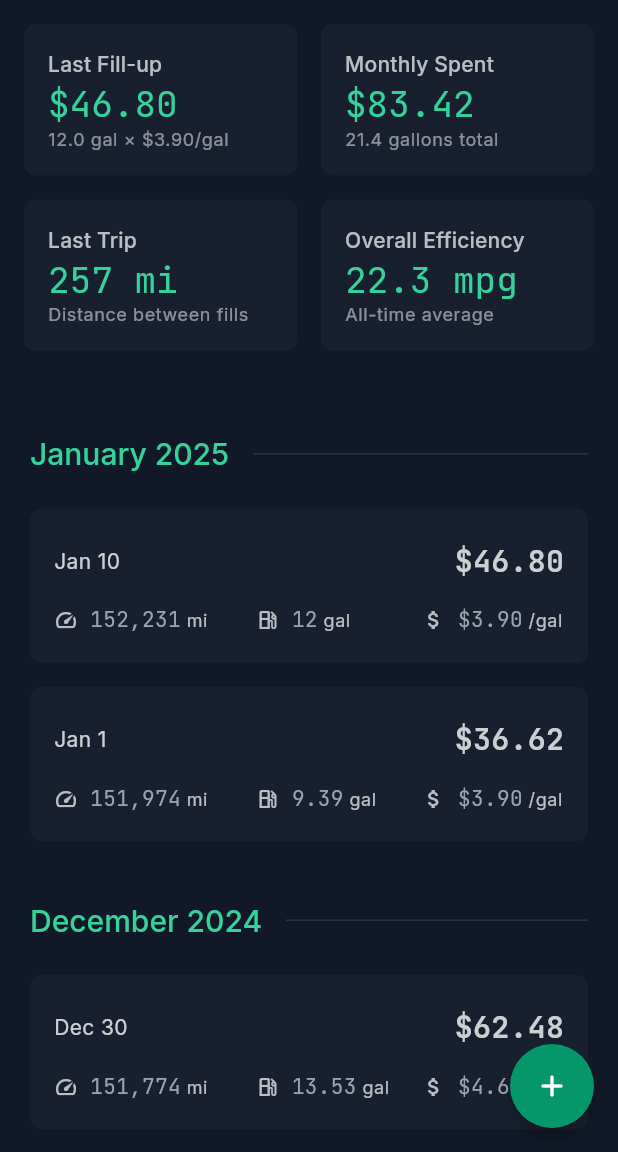
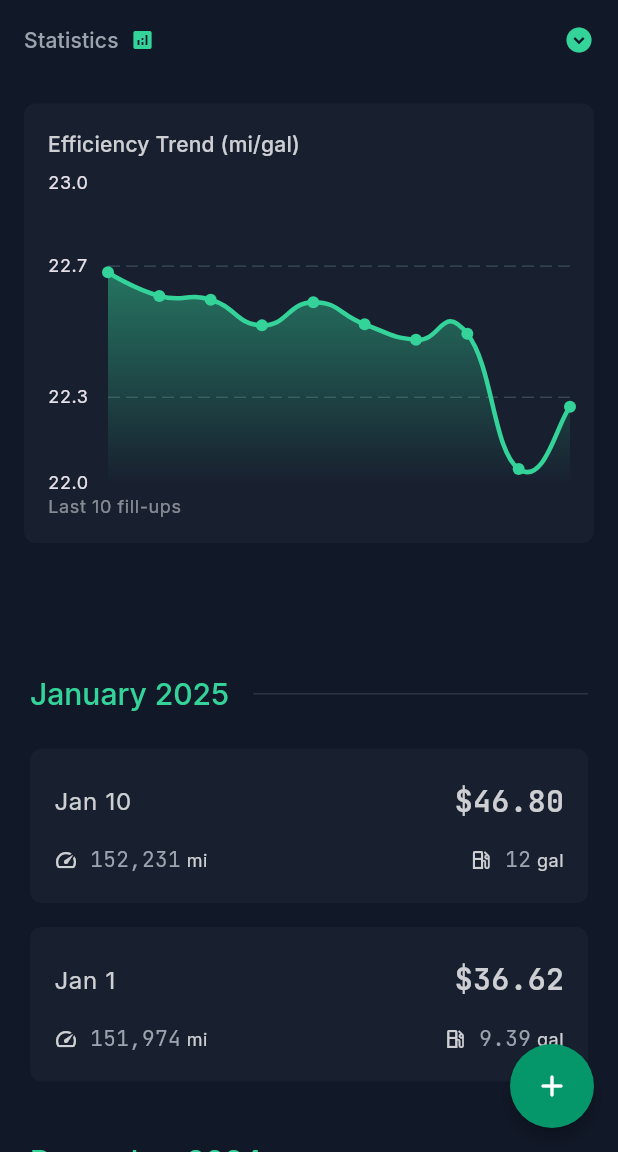
Before and after one commit to veltalldev/fuel-tracker, a Flutter app: the screen it shows after launch, on a phone screen of 412 x 824 dp, the part 84-1236 px from its top. Run offline on Flutter 3.47's test engine with Material 3 defaults, Android fonts, the light colour scheme and no system bars; drawn by our look-alikes of fl_chart; our stand-ins replace flutter_riverpod, google_fonts, sqflite; accounts and stored records are empty.

Commit message:
feat: add collapsible stats section with efficiency chart
- Add collapsible stats section with smooth animation
- Implement efficiency trend chart showing MPG over time
- Enhance stats visualization with grid layout and consistent styling
- Update dependencies for chart functionality

```diff
--- a/lib/main.dart
+++ b/lib/main.dart
@@ -1,20 +1,10 @@
 import 'package:flutter/material.dart';
 import 'package:flutter_riverpod/flutter_riverpod.dart';
-import 'data/initial_data.dart';
-import 'repositories/database/database_helper.dart';
 import 'screens/list/entries_list_screen.dart';
 import 'theme/app_theme.dart';
 
 void main() async {
-  // Ensure Flutter bindings are initialized
   WidgetsFlutterBinding.ensureInitialized();
-
-  // Initialize database and insert initial data
-  final db = DatabaseHelper.instance;
-  final hasData = await db.hasAnyEntries();
-  if (!hasData) {
-    await insertInitialData();
-  }
 
   runApp(
     const ProviderScope(
--- a/lib/repositories/providers/fuel_entries_provider.dart
+++ b/lib/repositories/providers/fuel_entries_provider.dart
@@ -2,6 +2,7 @@ import 'package:flutter_riverpod/flutter_riverpod.dart';
 import '../../models/fuel_entry.dart';
 import '../../utils/validators.dart';
 import '../database/database_helper.dart';
+import '../../data/initial_data.dart';
 
 // Provider for the DatabaseHelper instance
 final databaseProvider = Provider<DatabaseHelper>((ref) {
@@ -38,8 +39,16 @@ class FuelEntriesNotifier extends StateNotifier<FuelEntriesState> {
   final DatabaseHelper _db;
 
   FuelEntriesNotifier(this._db) : super(const FuelEntriesState()) {
-    // Load entries when the provider is initialized
-    loadEntries();
+    _initializeData();
+  }
+
+  Future<void> _initializeData() async {
+    // Check if we need initial data
+    if (!await _db.hasAnyEntries()) {
+      await insertInitialData();
+    }
+    // Then load all entries
+    await loadEntries();
   }
 
   Future<void> loadEntries() async {
--- a/lib/screens/add/add_entry_screen.dart
+++ b/lib/screens/add/add_entry_screen.dart
@@ -221,7 +221,7 @@ class _AddEntryScreenState extends ConsumerState<AddEntryScreen> {
                 ),
               ),
               child: Text(
-                'Add Entry',
+                widget.entry == null ? 'Add Entry' : 'Save Changes',
                 style: theme.textTheme.titleMedium?.copyWith(
                   color: Colors.white,
                   fontWeight: FontWeight.w500,
--- /dev/null
+++ b/lib/screens/list/components/collapsible_stats_section.dart
@@ -0,0 +1,72 @@
+import 'package:flutter/material.dart';
+
+class CollapsibleStatsSection extends StatefulWidget {
+  final Widget child;
+
+  const CollapsibleStatsSection({
+    super.key,
+    required this.child,
+  });
+
+  @override
+  State<CollapsibleStatsSection> createState() =>
+      _CollapsibleStatsSectionState();
+}
+
+class _CollapsibleStatsSectionState extends State<CollapsibleStatsSection> {
+  bool _isExpanded = false;
+
+  @override
+  Widget build(BuildContext context) {
+    final theme = Theme.of(context);
+
+    return Column(
+      mainAxisSize: MainAxisSize.min,
+      children: [
+        InkWell(
+          onTap: () => setState(() => _isExpanded = !_isExpanded),
+          child: Padding(
+            padding: const EdgeInsets.all(16),
+            child: Row(
+              children: [
+                Text(
+                  'Statistics',
+                  style: theme.textTheme.titleMedium,
+                ),
+                const SizedBox(width: 8),
+                Icon(
+                  Icons.analytics,
+                  size: 16,
+                  color: theme.colorScheme.primary,
+                ),
+                const Spacer(),
+                AnimatedRotation(
+                  duration: const Duration(milliseconds: 200),
+                  turns: _isExpanded ? 0.5 : 0,
+                  child: Icon(
+                    Icons.expand_circle_down,
+                    color: theme.colorScheme.primary,
+                  ),
+                ),
+              ],
+            ),
+          ),
+        ),
+        ClipRect(
+          child: AnimatedSize(
+            duration: const Duration(milliseconds: 400),
+            curve: Curves.easeInOut,
+            alignment: Alignment.topCenter,
+            child: SizedBox(
+              height: _isExpanded ? null : 0,
+              child: Padding(
+                padding: const EdgeInsets.symmetric(horizontal: 16),
+                child: widget.child,
+              ),
+            ),
+          ),
+        ),
+      ],
+    );
+  }
+}
--- /dev/null
+++ b/lib/screens/list/components/efficiency_chart.dart
@@ -0,0 +1,145 @@
+import 'dart:math';
+
+import 'package:fl_chart/fl_chart.dart';
+import 'package:flutter/material.dart';
+import '../../../models/fuel_entry.dart';
+
+class EfficiencyChart extends StatelessWidget {
+  final List<FuelEntry> entries;
+  final int maxEntries;
+
+  const EfficiencyChart({
+    super.key,
+    required this.entries,
+    this.maxEntries = 10,
+  });
+
+  @override
+  Widget build(BuildContext context) {
+    final theme = Theme.of(context);
+
+    if (entries.length < 2) return const SizedBox.shrink();
+
+    // Sort entries by date, oldest first
+    final sortedEntries = List<FuelEntry>.from(entries)
+      ..sort((a, b) => a.date.compareTo(b.date));
+
+    // Calculate cumulative efficiency at each point
+    final efficiencyPoints = <FlSpot>[];
+    for (int i = 1; i < sortedEntries.length; i++) {
+      // Total distance from start to this point
+      final totalDistance =
+          sortedEntries[i].odometerReading - sortedEntries[0].odometerReading;
+
+      // Sum of all fuel volumes up to previous entry
+      final totalVolume = sortedEntries
+          .sublist(0, i)
+          .fold<double>(0, (sum, e) => sum + e.fuelVolume);
+
+      // Cumulative efficiency at this point
+      final efficiency = totalDistance / totalVolume;
+      efficiencyPoints.add(FlSpot(i.toDouble(), efficiency));
+    }
+
+    // Take only the last maxEntries points
+    final displayPoints = efficiencyPoints.length > maxEntries
+        ? efficiencyPoints.sublist(efficiencyPoints.length - maxEntries)
+        : efficiencyPoints;
+
+    // Calculate bounds with some padding
+    final minY = displayPoints.map((p) => p.y).reduce(min);
+    final maxY = displayPoints.map((p) => p.y).reduce(max);
+    final range = maxY - minY;
+    final padding = range * 0.1; // 10% padding
+    final interval =
+        range > 0 ? range / 1.5 : 1.0; // Ensure non-zero interval with fallback
+
+    // Round to nearest 0.5 to avoid awkward label placement
+    final roundedMinY = (minY - padding - 0.25).roundToDouble() * 2 / 2;
+    final roundedMaxY = (maxY + padding + 0.25).roundToDouble() * 2 / 2;
+
+    return Card(
+      margin: const EdgeInsets.fromLTRB(0, 16, 0, 0),
+      child: Padding(
+        padding: const EdgeInsets.all(16),
+        child: Column(
+          crossAxisAlignment: CrossAxisAlignment.start,
+          children: [
+            Text(
+              'Efficiency Trend (mi/gal)',
+              style: theme.textTheme.titleMedium?.copyWith(
+                color: theme.colorScheme.onSurface.withAlpha(200),
+              ),
+            ),
+            const SizedBox(height: 16),
+            SizedBox(
+              height: 200,
+              child: LineChart(
+                LineChartData(
+                  gridData: FlGridData(
+                    show: true,
+                    drawVerticalLine: false,
+                    horizontalInterval: interval,
+                  ),
+                  titlesData: FlTitlesData(
+                    leftTitles: AxisTitles(
+                      sideTitles: SideTitles(
+                        showTitles: true,
+                        reservedSize: 40,
+                        interval: interval,
+                        getTitlesWidget: (value, meta) => Text(
+                          value.toStringAsFixed(1),
+                          style: theme.textTheme.bodySmall,
+                        ),
+                      ),
+                    ),
+                    rightTitles: const AxisTitles(
+                      sideTitles: SideTitles(showTitles: false),
+                    ),
+                    topTitles: const AxisTitles(
+                      sideTitles: SideTitles(showTitles: false),
+                    ),
+                    bottomTitles: const AxisTitles(
+                      sideTitles: SideTitles(showTitles: false),
+                    ),
+                  ),
+                  borderData: FlBorderData(show: false),
+                  lineBarsData: [
+                    LineChartBarData(
+                      curveSmoothness: 0.5,
+                      spots: displayPoints,
+                      isCurved: true,
+                      color: theme.colorScheme.primary,
+                      barWidth: 3,
+                      dotData: const FlDotData(show: true),
+                      belowBarData: BarAreaData(
+                        show: true,
+                        gradient: LinearGradient(
+                          begin: Alignment.topCenter,
+                          end: Alignment.bottomCenter,
+                          colors: [
+                            theme.colorScheme.primary.withAlpha(120),
+                            theme.colorScheme.primary.withAlpha(0),
+                          ],
+                        ),
+                      ),
+                    ),
+                  ],
+                  minY: roundedMinY,
+                  maxY: roundedMaxY,
+                ),
+              ),
+            ),
+            const SizedBox(height: 8),
+            Text(
+              'Last ${displayPoints.length} fill-ups',
+              style: theme.textTheme.bodySmall?.copyWith(
+                color: theme.colorScheme.onSurface.withAlpha(122),
+              ),
+            ),
+          ],
+        ),
+      ),
+    );
+  }
+}
--- a/lib/screens/list/components/entry_card.dart
+++ b/lib/screens/list/components/entry_card.dart
@@ -24,33 +24,7 @@ class EntryCard extends StatelessWidget {
       ..maximumFractionDigits = 2;
     final currencyFormat = NumberFormat.currency(symbol: '\$');
 
-    return Dismissible(
-      key: Key(entry.id.toString()),
-      direction: DismissDirection.endToStart,
-      onDismissed: onDismissed,
-      confirmDismiss: (_) async => true,
-      dismissThresholds: const {
-        DismissDirection.endToStart: 0.4,
-      },
-      movementDuration: const Duration(milliseconds: 200),
-      background: Container(
-        decoration: BoxDecoration(
-          color: theme.colorScheme.error,
-          borderRadius: BorderRadius.circular(8),
-        ),
-        alignment: Alignment.centerRight,
-        padding: const EdgeInsets.only(right: 24),
-        margin: const EdgeInsets.symmetric(
-          horizontal: 16,
-          vertical: 8,
-        ),
-        child: const Icon(
-          Icons.delete_rounded,
-          color: Colors.white,
-          size: 24,
-        ),
-      ),
-      child: Card(
+    return Card(
       margin: const EdgeInsets.symmetric(
         horizontal: 16,
         vertical: 8,
@@ -71,7 +45,7 @@ class EntryCard extends StatelessWidget {
                 children: [
                   Text(
                     dateFormat.format(entry.date),
-                      style: theme.textTheme.bodyMedium?.copyWith(
+                    style: theme.textTheme.bodyLarge?.copyWith(
                       color: theme.colorScheme.onSurface.withAlpha(200),
                     ),
                   ),
@@ -89,9 +63,9 @@ class EntryCard extends StatelessWidget {
               const SizedBox(height: 16),
               // Metrics Row
               Row(
+                mainAxisAlignment: MainAxisAlignment.spaceBetween,
                 children: [
                   Expanded(
-                      flex: 5,
                     child: _buildMetric(
                       context,
                       Icons.speed_outlined,
@@ -99,30 +73,18 @@ class EntryCard extends StatelessWidget {
                       'mi',
                     ),
                   ),
-                    const SizedBox(width: 16),
                   Expanded(
-                      flex: 4,
                     child: _buildMetric(
                       context,
                       Icons.local_gas_station_outlined,
                       volumeFormat.format(entry.fuelVolume),
                       'gal',
-                      ),
-                    ),
-                    const SizedBox(width: 16),
-                    Expanded(
-                      flex: 4,
-                      child: _buildMetric(
-                        context,
-                        Icons.attach_money,
-                        currencyFormat.format(entry.pricePerUnit),
-                        '/gal',
+                      alignment: MainAxisAlignment.end,
                     ),
                   ),
                 ],
               ),
             ],
-            ),
           ),
         ),
       ),
@@ -133,18 +95,20 @@ class EntryCard extends StatelessWidget {
     BuildContext context,
     IconData icon,
     String value,
-    String unit,
-  ) {
+    String unit, {
+    MainAxisAlignment alignment = MainAxisAlignment.start,
+  }) {
     final theme = Theme.of(context);
     return Row(
+      mainAxisAlignment: alignment,
       children: [
         Icon(
           icon,
           size: 16,
-          color: theme.colorScheme.onSurface.withOpacity(0.7),
+          color: theme.colorScheme.onSurface.withAlpha(200),
         ),
         const SizedBox(width: 8),
-        Expanded(
+        Flexible(
           child: Text.rich(
             TextSpan(
               children: [
@@ -158,7 +122,7 @@ class EntryCard extends StatelessWidget {
                 TextSpan(
                   text: ' $unit',
                   style: theme.textTheme.bodySmall?.copyWith(
-                    color: theme.colorScheme.onSurface.withOpacity(0.7),
+                    color: theme.colorScheme.onSurface.withAlpha(200),
                   ),
                 ),
               ],
--- a/lib/screens/list/components/stats_section.dart
+++ b/lib/screens/list/components/stats_section.dart
@@ -1,5 +1,3 @@
-import 'dart:math';
-
 import 'package:flutter/material.dart';
 import 'package:flutter_riverpod/flutter_riverpod.dart';
 import 'package:google_fonts/google_fonts.dart';
@@ -22,9 +20,12 @@ class StatsSection extends ConsumerWidget {
     final lastEntry = entries.reduce((a, b) => a.date.isAfter(b.date) ? a : b);
 
     // Find second-to-last entry
-    final secondLastEntry = entries
-        .where((e) => e.date.isBefore(lastEntry.date))
-        .reduce((a, b) => a.date.isAfter(b.date) ? a : b);
+    final previousEntries =
+        entries.where((e) => e.date.isBefore(lastEntry.date));
+    if (previousEntries.isEmpty) return const SizedBox.shrink();
+
+    final secondLastEntry =
+        previousEntries.reduce((a, b) => a.date.isAfter(b.date) ? a : b);
 
     // Calculate last trip distance
     final lastTripDistance =
@@ -61,10 +62,9 @@ class StatsSection extends ConsumerWidget {
       efficiency = totalDistance / totalVolume;
     }
 
-    return Padding(
-      padding: const EdgeInsets.all(16),
-      child: Column(
+    return Column(
       children: [
+        // Just the 2x2 grid stats
         Row(
           children: [
             Expanded(
@@ -77,7 +77,7 @@ class StatsSection extends ConsumerWidget {
                       Text(
                         'Last Fill-up',
                         style: theme.textTheme.titleMedium?.copyWith(
-                            color: theme.colorScheme.onSurface.withOpacity(0.7),
+                          color: theme.colorScheme.onSurface.withAlpha(200),
                         ),
                       ),
                       Text(
@@ -91,7 +91,7 @@ class StatsSection extends ConsumerWidget {
                       Text(
                         '${lastEntry.fuelVolume.toStringAsFixed(1)} gal × \$${lastEntry.pricePerUnit.toStringAsFixed(2)}/gal',
                         style: theme.textTheme.bodySmall?.copyWith(
-                            color: theme.colorScheme.onSurface.withOpacity(0.5),
+                          color: theme.colorScheme.onSurface.withAlpha(200),
                         ),
                       ),
                     ],
@@ -110,7 +110,7 @@ class StatsSection extends ConsumerWidget {
                       Text(
                         'Monthly Spent',
                         style: theme.textTheme.titleMedium?.copyWith(
-                            color: theme.colorScheme.onSurface.withOpacity(0.7),
+                          color: theme.colorScheme.onSurface.withAlpha(200),
                         ),
                       ),
                       Text(
@@ -124,7 +124,7 @@ class StatsSection extends ConsumerWidget {
                       Text(
                         '${monthlyVolume.toStringAsFixed(1)} gallons total',
                         style: theme.textTheme.bodySmall?.copyWith(
-                            color: theme.colorScheme.onSurface.withOpacity(0.5),
+                          color: theme.colorScheme.onSurface.withAlpha(122),
                         ),
                       ),
                     ],
@@ -147,7 +147,7 @@ class StatsSection extends ConsumerWidget {
                       Text(
                         'Last Trip',
                         style: theme.textTheme.titleMedium?.copyWith(
-                            color: theme.colorScheme.onSurface.withOpacity(0.7),
+                          color: theme.colorScheme.onSurface.withAlpha(200),
                         ),
                       ),
                       if (entries.length >= 2) ...[
@@ -155,15 +155,13 @@ class StatsSection extends ConsumerWidget {
                           '${lastTripDistance.toStringAsFixed(0)} mi',
                           style: theme.textTheme.headlineSmall?.copyWith(
                             color: theme.colorScheme.primary,
-                              fontFamily:
-                                  GoogleFonts.jetBrainsMono().fontFamily,
+                            fontFamily: GoogleFonts.jetBrainsMono().fontFamily,
                           ),
                         ),
                         Text(
                           'Distance between fills',
                           style: theme.textTheme.bodySmall?.copyWith(
-                              color:
-                                  theme.colorScheme.onSurface.withOpacity(0.5),
+                            color: theme.colorScheme.onSurface.withAlpha(122),
                           ),
                         ),
                       ],
@@ -183,7 +181,7 @@ class StatsSection extends ConsumerWidget {
                       Text(
                         'Overall Efficiency',
                         style: theme.textTheme.titleMedium?.copyWith(
-                            color: theme.colorScheme.onSurface.withOpacity(0.7),
+                          color: theme.colorScheme.onSurface.withAlpha(200),
                         ),
                       ),
                       Text(
@@ -196,7 +194,7 @@ class StatsSection extends ConsumerWidget {
                       Text(
                         'All-time average',
                         style: theme.textTheme.bodySmall?.copyWith(
-                            color: theme.colorScheme.onSurface.withOpacity(0.5),
+                          color: theme.colorScheme.onSurface.withAlpha(122),
                         ),
                       ),
                     ],
@@ -207,7 +205,6 @@ class StatsSection extends ConsumerWidget {
           ],
         ),
       ],
-      ),
     );
   }
 }
--- a/lib/screens/list/entries_list_screen.dart
+++ b/lib/screens/list/entries_list_screen.dart
@@ -2,15 +2,23 @@ import 'package:flutter/material.dart';
 import 'package:flutter_riverpod/flutter_riverpod.dart';
 import 'package:fuel_tracker/models/fuel_entry.dart';
 import '../../repositories/providers/fuel_entries_provider.dart';
-import '../entry/fuel_entry_form.dart';
 import 'components/entry_card.dart';
 import 'components/month_header.dart';
 import '../add/add_entry_screen.dart';
 import 'components/stats_section.dart';
+import 'components/collapsible_stats_section.dart';
 import 'package:collection/collection.dart';
+import 'components/efficiency_chart.dart';
 
-class EntriesListScreen extends ConsumerWidget {
+class EntriesListScreen extends ConsumerStatefulWidget {
   const EntriesListScreen({super.key});
+
+  @override
+  ConsumerState<EntriesListScreen> createState() => _EntriesListScreenState();
+}
+
+class _EntriesListScreenState extends ConsumerState<EntriesListScreen> {
+  bool _showDivider = false;
 
   Map<DateTime, List<FuelEntry>> groupEntriesByMonth(List<FuelEntry> entries) {
     return groupBy(
@@ -20,7 +28,7 @@ class EntriesListScreen extends ConsumerWidget {
   }
 
   @override
-  Widget build(BuildContext context, WidgetRef ref) {
+  Widget build(BuildContext context) {
     return Scaffold(
       appBar: AppBar(
         title: const Text('Fuel Tracker'),
@@ -41,49 +49,91 @@ class EntriesListScreen extends ConsumerWidget {
 
           return Column(
             children: [
-              const StatsSection(),
+              const CollapsibleStatsSection(
+                child: StatsSection(),
+              ),
+              if (entriesState.entries.length >= 2)
+                Padding(
+                  padding: const EdgeInsets.symmetric(horizontal: 16),
+                  child: EfficiencyChart(entries: entriesState.entries),
+                ),
+              Padding(
+                padding: const EdgeInsets.all(16),
+                child: AnimatedOpacity(
+                  duration: const Duration(milliseconds: 200),
+                  opacity: _showDivider ? 1.0 : 0.0,
+                  child: Row(
+                    children: [
+                      Expanded(
+                        child: Divider(
+                          color: Theme.of(context)
+                              .colorScheme
+                              .primary
+                              .withAlpha(80),
+                        ),
+                      ),
+                      Padding(
+                        padding: const EdgeInsets.symmetric(horizontal: 8),
+                        child: Text(
+                          "Fill History",
+                          style:
+                              Theme.of(context).textTheme.bodySmall?.copyWith(
+                                    color: Theme.of(context)
+                                        .colorScheme
+                                        .primary
+                                        .withAlpha(80),
+                                  ),
+                        ),
+                      ),
+                      Expanded(
+                        child: Divider(
+                          color: Theme.of(context)
+                              .colorScheme
+                              .primary
+                              .withAlpha(80),
+                        ),
+                      ),
+                    ],
+                  ),
+                ),
+              ),
               Expanded(
                 child: entriesState.entries.isEmpty
                     ? const Center(child: Text('No entries yet'))
-                    : ListView.builder(
+                    : NotificationListener<ScrollNotification>(
+                        onNotification: (notification) {
+                          if (notification is ScrollUpdateNotification) {
+                            setState(() {
+                              _showDivider = notification.metrics.pixels > 20;
+                            });
+                          }
+                          return true;
+                        },
+                        child: ListView.builder(
                           padding: const EdgeInsets.only(
                             left: 4,
                             right: 4,
                             bottom: 80,
                             top: 8,
                           ),
-                        itemCount: groupedEntries.entries.fold<int>(
-                          0,
-                          (sum, entry) =>
-                              sum +
-                              entry.value.length +
-                              1, // +1 for each header
+                          itemCount: groupedEntries.entries.length,
+                          itemBuilder: (context, index) {
+                            final entry =
+                                groupedEntries.entries.elementAt(index);
+                            return Column(
+                              crossAxisAlignment: CrossAxisAlignment.start,
+                              children: [
+                                MonthHeader(date: entry.key),
+                                ...entry.value.map(
+                                  (fuelEntry) => EntryCard(
+                                    entry: fuelEntry,
+                                    onTap: () => _editEntry(context, fuelEntry),
                                   ),
-                        itemBuilder: (context, index) {
-                          // Find which group this index belongs to
-                          int runningIndex = 0;
-                          for (final monthEntry in groupedEntries.entries) {
-                            if (index == runningIndex) {
-                              // This is a header
-                              return MonthHeader(date: monthEntry.key);
-                            }
-                            if (index <
-                                runningIndex + monthEntry.value.length + 1) {
-                              // This is an entry in the current month
-                              final entry =
-                                  monthEntry.value[index - runningIndex - 1];
-                              return EntryCard(
-                                entry: entry,
-                                onTap: () => _editEntry(context, entry),
-                                onDismissed: (direction) => entry.id != null
-                                    ? _deleteEntry(context, ref, entry.id!)
-                                    : null,
+                                ),
+                              ],
                             );
-                            }
-                            runningIndex += monthEntry.value.length + 1;
-                          }
-                          return null;
                           },
+                        ),
                       ),
               ),
             ],
--- a/pubspec.yaml
+++ b/pubspec.yaml
@@ -34,10 +34,12 @@ dependencies:
   sqflite: ^2.4.0
   intl: ^0.19.0
   google_fonts: ^6.1.0
+  fl_chart: ^0.70.1
 
   # The following adds the Cupertino Icons font to your application.
   # Use with the CupertinoIcons class for iOS style icons.
   cupertino_icons: ^1.0.8
+  collection: ^1.19.0
 
 dev_dependencies:
   flutter_test:
```
Also changed, not shown: pubspec.lock. Lines whose indentation alone changed are shown as unchanged.
